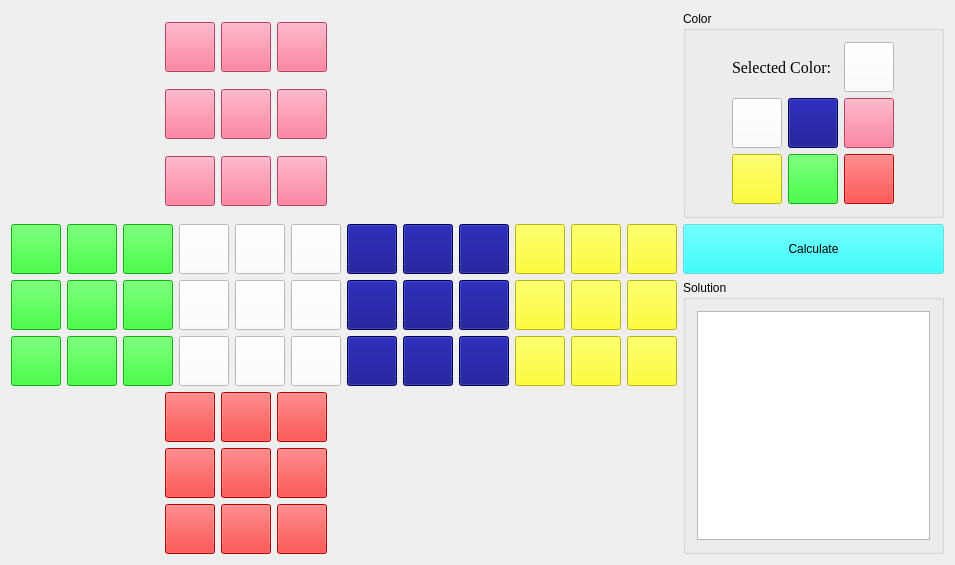
First picture: the form in cubesolver.ui, repository jiahan/cubeSolverUI, before the edit.
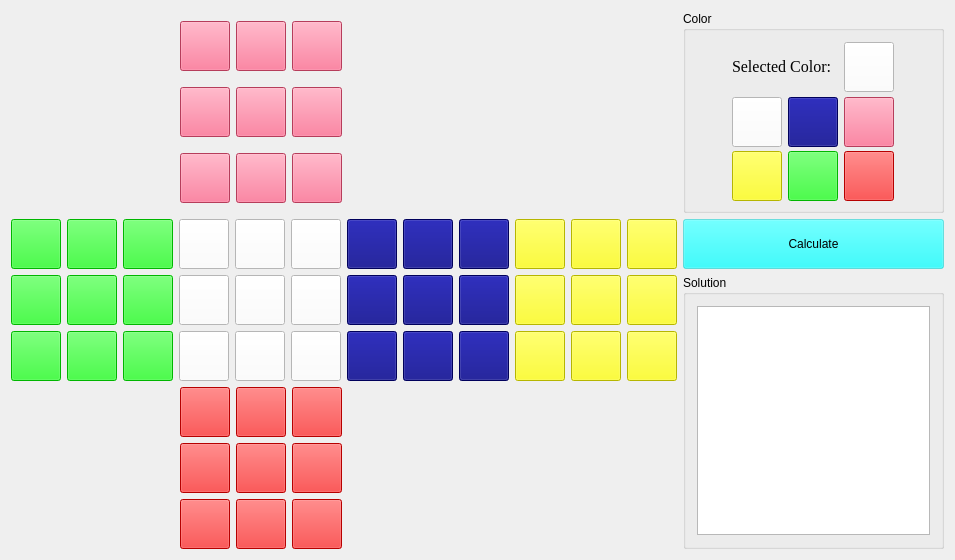
Second picture: the form after the edit. Icons and pictures are not drawn.

Diff of the .ui file:
```diff
--- a/cubesolver.ui
+++ b/cubesolver.ui
@@ -10,6 +10,18 @@
     <height>560</height>
    </rect>
   </property>
+  <property name="minimumSize">
+   <size>
+    <width>955</width>
+    <height>560</height>
+   </size>
+  </property>
+  <property name="maximumSize">
+   <size>
+    <width>955</width>
+    <height>560</height>
+   </size>
+  </property>
   <property name="windowTitle">
    <string>CubeSolver</string>
   </property>
@@ -22,7 +34,7 @@
       </property>
       <property name="sizeHint" stdset="0">
        <size>
-        <width>154</width>
+        <width>164</width>
         <height>20</height>
        </size>
       </property>
@@ -237,7 +249,7 @@
       </property>
       <property name="sizeHint" stdset="0">
        <size>
-        <width>350</width>
+        <width>330</width>
         <height>20</height>
        </size>
       </property>
@@ -1290,7 +1302,7 @@
       </property>
       <property name="sizeHint" stdset="0">
        <size>
-        <width>154</width>
+        <width>164</width>
         <height>20</height>
        </size>
       </property>
@@ -1505,7 +1517,7 @@
       </property>
       <property name="sizeHint" stdset="0">
        <size>
-        <width>350</width>
+        <width>330</width>
         <height>20</height>
        </size>
       </property>
```
Left out of the diff: 8 changed lines with no effect on the pictures.
